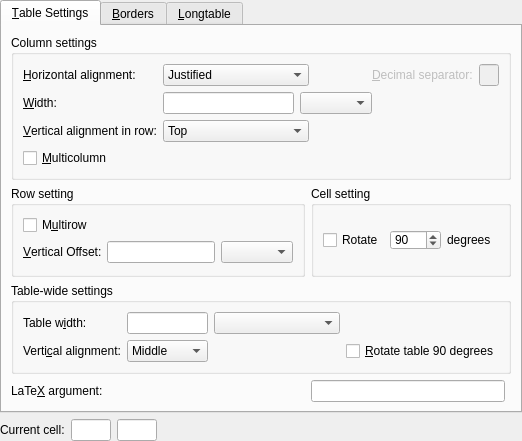
This is src/frontends/qt4/ui/TabularUi.ui in cburschka/lyx as Qt 5 draws it before an edit. The edited form follows.
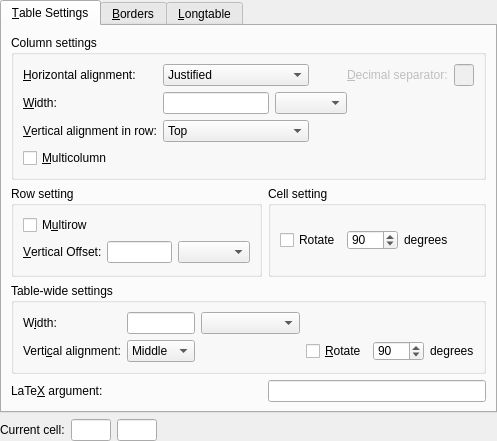
This is the edited form. Custom widgets are drawn as their Qt base class.

Commit message: full support for table rotations; fileformat change

What changed in the file:
```diff
--- a/src/frontends/qt4/ui/TabularUi.ui
+++ b/src/frontends/qt4/ui/TabularUi.ui
@@ -7,7 +7,7 @@
     <x>0</x>
     <y>0</y>
     <width>497</width>
-    <height>400</height>
+    <height>402</height>
    </rect>
   </property>
   <property name="windowTitle">
@@ -107,7 +107,7 @@
        <string>&amp;Table Settings</string>
       </attribute>
       <layout class="QGridLayout" name="gridLayout_10">
-       <item row="0" column="0" colspan="3">
+       <item row="0" column="0" colspan="2">
         <widget class="QGroupBox" name="GroupBox12">
          <property name="title">
           <string>Column settings</string>
@@ -307,115 +307,6 @@
          </layout>
         </widget>
        </item>
-       <item row="3" column="0">
-        <widget class="QLabel" name="specialAlignmentLA">
-         <property name="text">
-          <string>LaTe&amp;X argument:</string>
-         </property>
-         <property name="buddy">
-          <cstring>specialAlignmentED</cstring>
-         </property>
-        </widget>
-       </item>
-       <item row="3" column="1">
-        <widget class="QLineEdit" name="specialAlignmentED">
-         <property name="toolTip">
-          <string>Custom column format (LaTeX)</string>
-         </property>
-        </widget>
-       </item>
-       <item row="2" column="0" colspan="3">
-        <widget class="QGroupBox" name="tabAlignmentGB">
-         <property name="enabled">
-          <bool>true</bool>
-         </property>
-         <property name="title">
-          <string>Table-wide settings</string>
-         </property>
-         <layout class="QGridLayout" name="gridLayout_4">
-          <item row="1" column="0">
-           <widget class="QLabel" name="tabularWidthLA">
-            <property name="text">
-             <string>Table w&amp;idth:</string>
-            </property>
-            <property name="buddy">
-             <cstring>tabularWidthED</cstring>
-            </property>
-           </widget>
-          </item>
-          <item row="1" column="2">
-           <widget class="LengthCombo" name="tabularWidthUnitLC"/>
-          </item>
-          <item row="1" column="1">
-           <widget class="QLineEdit" name="tabularWidthED"/>
-          </item>
-          <item row="2" column="0">
-           <widget class="QLabel" name="TableAlignLA">
-            <property name="text">
-             <string>Verti&amp;cal alignment:</string>
-            </property>
-            <property name="buddy">
-             <cstring>vAlignCO</cstring>
-            </property>
-           </widget>
-          </item>
-          <item row="2" column="1">
-           <widget class="QComboBox" name="TableAlignCO">
-            <property name="toolTip">
-             <string>Vertical alignment of the table</string>
-            </property>
-            <property name="currentIndex">
-             <number>1</number>
-            </property>
-            <item>
-             <property name="text">
-              <string>Top</string>
-             </property>
-            </item>
-            <item>
-             <property name="text">
-              <string>Middle</string>
-             </property>
-            </item>
-            <item>
-             <property name="text">
-              <string>Bottom</string>
-             </property>
-            </item>
-           </widget>
-          </item>
-          <item row="2" column="2">
-           <spacer name="spacer_2">
-            <property name="orientation">
-             <enum>Qt::Horizontal</enum>
-            </property>
-            <property name="sizeType">
-             <enum>QSizePolicy::Expanding</enum>
-            </property>
-            <property name="sizeHint" stdset="0">
-             <size>
-              <width>153</width>
-              <height>20</height>
-             </size>
-            </property>
-           </spacer>
-          </item>
-          <item row="2" column="3">
-           <widget class="QCheckBox" name="rotateTabularCB">
-            <property name="enabled">
-             <bool>true</bool>
-            </property>
-            <property name="toolTip">
-             <string>Rotate the table by 90 degrees</string>
-            </property>
-            <property name="text">
-             <string>&amp;Rotate table 90 degrees</string>
-            </property>
-           </widget>
-          </item>
-         </layout>
-        </widget>
-       </item>
        <item row="1" column="0">
         <widget class="QGroupBox" name="groupBox">
          <property name="title">
@@ -468,7 +359,7 @@
          </layout>
         </widget>
        </item>
-       <item row="1" column="1" colspan="2">
+       <item row="1" column="1">
         <widget class="QGroupBox" name="groupBox_2">
          <property name="title">
           <string>Cell setting</string>
@@ -539,6 +430,154 @@
          </layout>
         </widget>
        </item>
+       <item row="2" column="0" colspan="2">
+        <widget class="QGroupBox" name="tabAlignmentGB">
+         <property name="enabled">
+          <bool>true</bool>
+         </property>
+         <property name="title">
+          <string>Table-wide settings</string>
+         </property>
+         <layout class="QGridLayout" name="gridLayout_4">
+          <item row="0" column="0">
+           <widget class="QLabel" name="tabularWidthLA">
+            <property name="text">
+             <string>W&amp;idth:</string>
+            </property>
+            <property name="buddy">
+             <cstring>tabularWidthED</cstring>
+            </property>
+           </widget>
+          </item>
+          <item row="0" column="1">
+           <widget class="QLineEdit" name="tabularWidthED"/>
+          </item>
+          <item row="0" column="2">
+           <widget class="LengthCombo" name="tabularWidthUnitLC"/>
+          </item>
+          <item row="1" column="0">
+           <widget class="QLabel" name="TableAlignLA">
+            <property name="text">
+             <string>Verti&amp;cal alignment:</string>
+            </property>
+            <property name="buddy">
+             <cstring>vAlignCO</cstring>
+            </property>
+           </widget>
+          </item>
+          <item row="1" column="1">
+           <widget class="QComboBox" name="TableAlignCO">
+            <property name="toolTip">
+             <string>Vertical alignment of the table</string>
+            </property>
+            <property name="currentIndex">
+             <number>1</number>
+            </property>
+            <item>
+             <property name="text">
+              <string>Top</string>
+             </property>
+            </item>
+            <item>
+             <property name="text">
+              <string>Middle</string>
+             </property>
+            </item>
+            <item>
+             <property name="text">
+              <string>Bottom</string>
+             </property>
+            </item>
+           </widget>
+          </item>
+          <item row="1" column="2">
+           <spacer name="spacer_2">
+            <property name="orientation">
+             <enum>Qt::Horizontal</enum>
+            </property>
+            <property name="sizeType">
+             <enum>QSizePolicy::Expanding</enum>
+            </property>
+            <property name="sizeHint" stdset="0">
+             <size>
+              <width>153</width>
+              <height>20</height>
+             </size>
+            </property>
+           </spacer>
+          </item>
+          <item row="1" column="3">
+           <layout class="QHBoxLayout" name="horizontalLayout_4">
+            <item>
+             <widget class="QCheckBox" name="rotateTabularCB">
+              <property name="enabled">
+               <bool>true</bool>
+              </property>
+              <property name="toolTip">
+               <string>Rotate the table by 90 degrees</string>
+              </property>
+              <property name="text">
+               <string>&amp;Rotate</string>
+              </property>
+             </widget>
+            </item>
+            <item>
+             <widget class="QSpinBox" name="rotateTabularAngleSB">
+              <property name="maximumSize">
+               <size>
+                <width>51</width>
+                <height>20</height>
+               </size>
+              </property>
+              <property name="toolTip">
+               <string>rotation angle</string>
+              </property>
+              <property name="minimum">
+               <number>-180</number>
+              </property>
+              <property name="maximum">
+               <number>180</number>
+              </property>
+              <property name="singleStep">
+               <number>5</number>
+              </property>
+              <property name="value">
+               <number>90</number>
+              </property>
+             </widget>
+            </item>
+            <item>
+             <widget class="QLabel" name="rotateTabularLA">
+              <property name="text">
+               <string>degrees</string>
+              </property>
+              <property name="buddy">
+               <cstring>tabularWidthED</cstring>
+              </property>
+             </widget>
+            </item>
+           </layout>
+          </item>
+         </layout>
+        </widget>
+       </item>
+       <item row="3" column="0">
+        <widget class="QLabel" name="specialAlignmentLA">
+         <property name="text">
+          <string>LaTe&amp;X argument:</string>
+         </property>
+         <property name="buddy">
+          <cstring>specialAlignmentED</cstring>
+         </property>
+        </widget>
+       </item>
+       <item row="3" column="1">
+        <widget class="QLineEdit" name="specialAlignmentED">
+         <property name="toolTip">
+          <string>Custom column format (LaTeX)</string>
+         </property>
+        </widget>
+       </item>
       </layout>
      </widget>
      <widget class="QWidget" name="Borders">
```
The commit also changes 5 other files.
